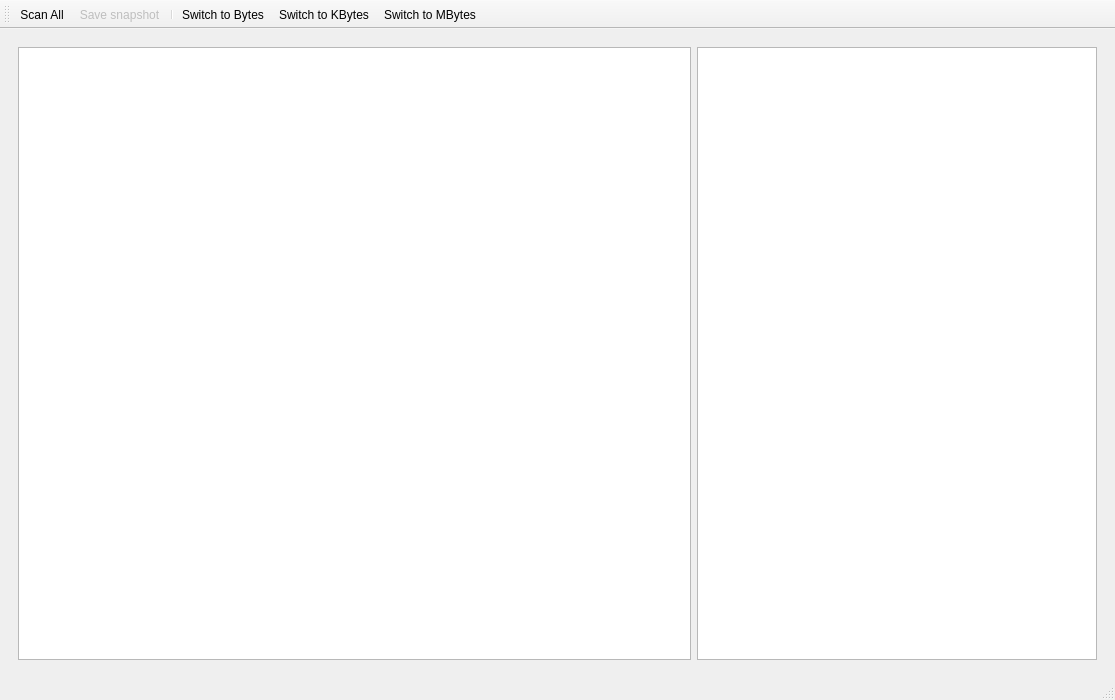
Old version of the form getinfo.ui in the repository zenonby/directory-getinfo.
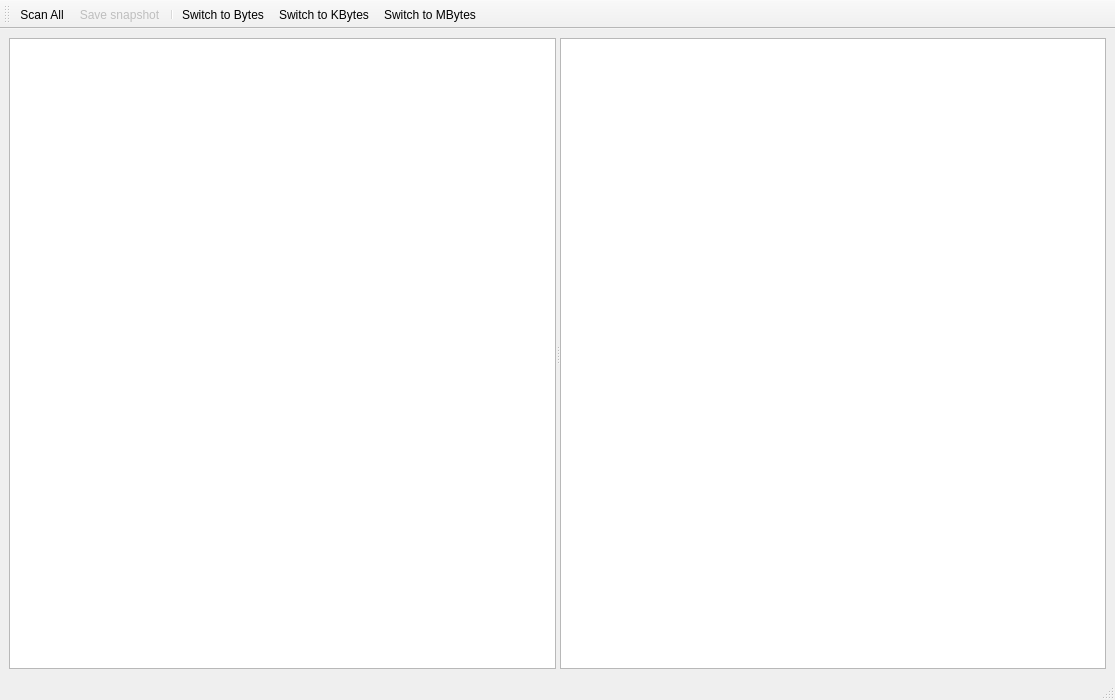
New version of the form. Icons and pictures are not drawn.

```diff
--- a/getinfo.ui
+++ b/getinfo.ui
@@ -23,22 +23,43 @@
   <widget class="QWidget" name="centralwidget">
    <layout class="QVBoxLayout" name="verticalLayout">
     <item>
-     <widget class="QWidget" name="widget_2" native="true">
-      <layout class="QHBoxLayout" name="horizontalLayout">
-       <item>
+     <widget class="QSplitter" name="hSplitter">
+      <property name="orientation">
+       <enum>Qt::Horizontal</enum>
+      </property>
         <widget class="QTreeView" name="treeDirectories"/>
-       </item>
+      <widget class="QWidget" name="widget" native="true">
+       <layout class="QVBoxLayout" name="vLayout">
+        <property name="spacing">
+         <number>5</number>
+        </property>
+        <property name="leftMargin">
+         <number>0</number>
+        </property>
+        <property name="topMargin">
+         <number>0</number>
+        </property>
+        <property name="rightMargin">
+         <number>0</number>
+        </property>
+        <property name="bottomMargin">
+         <number>0</number>
+        </property>
        <item>
+         <widget class="QSplitter" name="vSplitter">
+          <property name="orientation">
+           <enum>Qt::Vertical</enum>
+          </property>
         <widget class="QTableView" name="tableMimeSizes">
          <property name="minimumSize">
           <size>
-           <width>400</width>
+             <width>100</width>
            <height>0</height>
           </size>
          </property>
          <property name="maximumSize">
           <size>
-           <width>400</width>
+             <width>16777215</width>
            <height>16777215</height>
           </size>
          </property>
@@ -49,8 +70,10 @@
           <bool>false</bool>
          </attribute>
         </widget>
-       </item>
-      </layout>
+         </widget>
+        </item>
+       </layout>
+      </widget>
      </widget>
     </item>
    </layout>
```
Left out of the diff: 2 changed lines with no effect on the pictures. Lines whose indentation alone changed are shown as unchanged.
